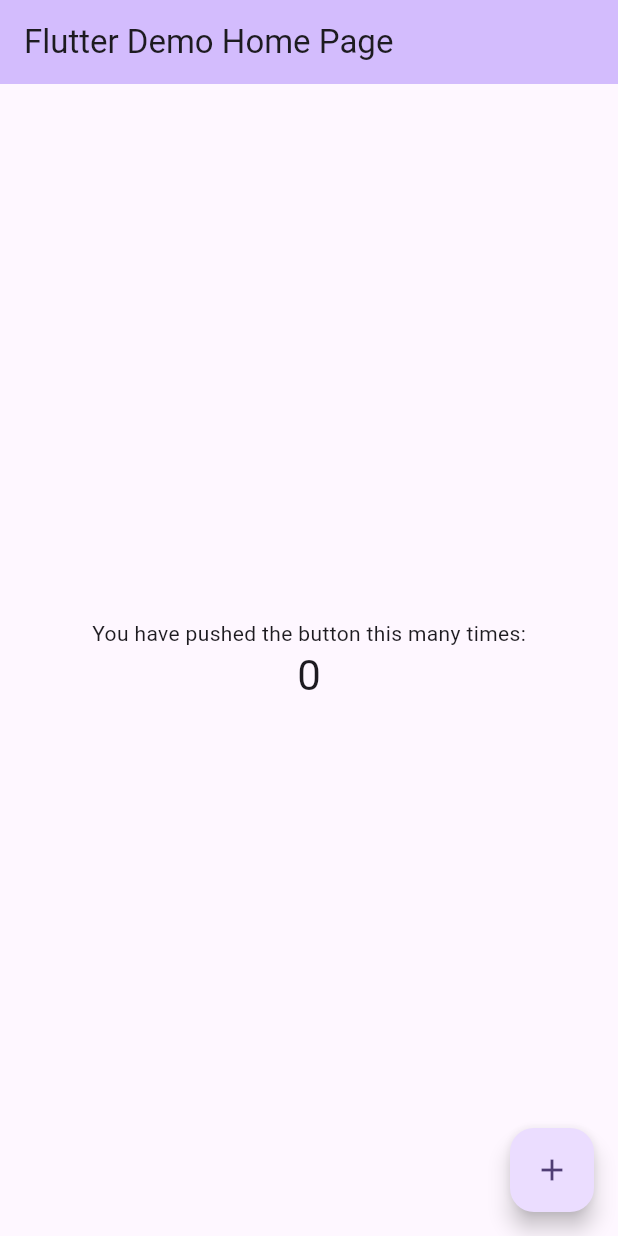
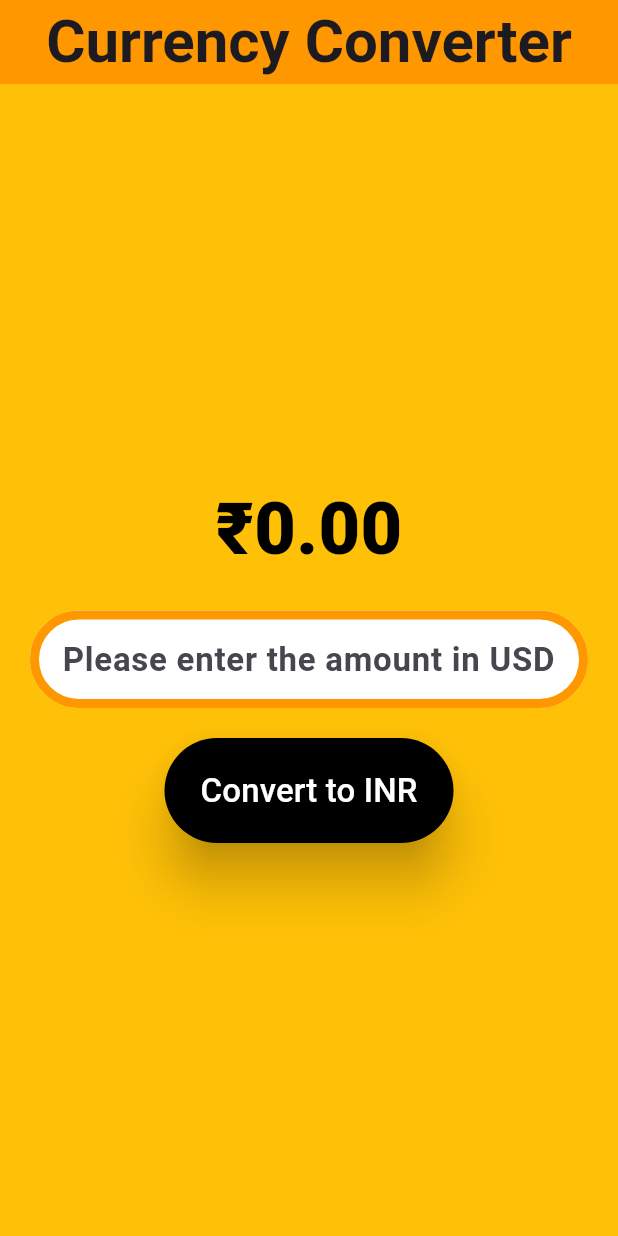
Before and after one commit to Dany1211/Currency-converter-app, a Flutter app: the screen it shows after launch, on a phone screen of 412 x 824 dp. Run offline on Flutter 3.47's test engine with Material 3 defaults, Android fonts, the phone set to English and light mode, and no system bars.

Commit message:
completed the currency converter USD to INR

```diff
--- /dev/null
+++ b/lib/currency_converter.dart
@@ -0,0 +1,106 @@
+import 'package:flutter/foundation.dart';
+import 'package:flutter/material.dart';
+
+class CurrencyConverter extends StatefulWidget {
+  const CurrencyConverter({super.key});
+
+  @override
+  State<CurrencyConverter> createState() {
+    if (kDebugMode) {
+      print("createState called");
+    }
+    return _CurrencyConverterState();
+  }
+}
+
+class _CurrencyConverterState extends State<CurrencyConverter> {
+  double result = 0;
+  final TextEditingController textEditingController = TextEditingController();
+
+  void convertCurrency() {
+    setState(() {
+      double enteredAmount = double.tryParse(textEditingController.text) ?? 0;
+      result = enteredAmount * 84; // Convert USD to INR (1 USD = 84 INR)
+    });
+  }
+
+  @override
+  Widget build(BuildContext context) {
+    const border = OutlineInputBorder(
+      borderSide: BorderSide(
+        color: Colors.orange,
+        width: 6.0,
+        style: BorderStyle.solid,
+      ),
+      borderRadius: BorderRadius.all(Radius.circular(50)),
+    );
+
+    return Scaffold(
+      backgroundColor: Colors.amber,
+      appBar: AppBar(
+        backgroundColor: Colors.orange,
+        title: const Text(
+          "Currency Converter",
+          style: TextStyle(
+            fontSize: 40,
+            fontWeight: FontWeight.w700,
+          ),
+        ),
+        centerTitle: true,
+      ),
+      body: Center(
+        child: Column(
+          mainAxisAlignment: MainAxisAlignment.center,
+          crossAxisAlignment: CrossAxisAlignment.center,
+          children: [
+            Text(
+              '₹${result.toStringAsFixed(2)}', // Display the converted amount in INR
+              style: const TextStyle(
+                fontSize: 48,
+                fontWeight: FontWeight.w900,
+                color: Colors.black,
+              ),
+            ),
+            Padding(
+              padding: const EdgeInsets.all(20.0),
+              child: TextField(
+                controller: textEditingController,
+                style: const TextStyle(
+                  color: Colors.black,
+                  fontWeight: FontWeight.w600,
+                  fontSize: 22,
+                ),
+                keyboardType: TextInputType.number,
+                decoration: const InputDecoration(
+                  hintText: "Please enter the amount in USD",
+                  filled: true,
+                  fillColor: Colors.white,
+                  focusedBorder: border,
+                  enabledBorder: border,
+                ),
+                textAlign: TextAlign.center,
+              ),
+            ),
+            // adding a button
+            ElevatedButton(
+              onPressed: convertCurrency, // Calls conversion function
+              style: ElevatedButton.styleFrom(
+                elevation: 15.0,
+                backgroundColor: Colors.black,
+                foregroundColor: Colors.white,
+                minimumSize: const Size(170, 70),
+              ),
+              child: const Text(
+                "Convert to INR",
+                style: TextStyle(
+                  color: Colors.white,
+                  fontSize: 22,
+                ),
+              ),
+            ),
+          ],
+        ),
+      ),
+    );
+  }
+}
--- a/lib/main.dart
+++ b/lib/main.dart
@@ -1,125 +1,15 @@
+import './currency_converter.dart';
 import 'package:flutter/material.dart';
 
 void main() {
-  runApp(const MyApp());
+  runApp(MyApp());
 }
 
 class MyApp extends StatelessWidget {
-  const MyApp({super.key});
-
-  // This widget is the root of your application.
   @override
   Widget build(BuildContext context) {
-    return MaterialApp(
-      title: 'Flutter Demo',
-      theme: ThemeData(
-        // This is the theme of your application.
-        //
-        // TRY THIS: Try running your application with "flutter run". You'll see
-        // the application has a purple toolbar. Then, without quitting the app,
-        // try changing the seedColor in the colorScheme below to Colors.green
-        // and then invoke "hot reload" (save your changes or press the "hot
-        // reload" button in a Flutter-supported IDE, or press "r" if you used
-        // the command line to start the app).
-        //
-        // Notice that the counter didn't reset back to zero; the application
-        // state is not lost during the reload. To reset the state, use hot
-        // restart instead.
-        //
-        // This works for code too, not just values: Most code changes can be
-        // tested with just a hot reload.
-        colorScheme: ColorScheme.fromSeed(seedColor: Colors.deepPurple),
-        useMaterial3: true,
-      ),
-      home: const MyHomePage(title: 'Flutter Demo Home Page'),
+    return const MaterialApp(
+      home:CurrencyConverter(),
     );
   }
 }
-
-class MyHomePage extends StatefulWidget {
-  const MyHomePage({super.key, required this.title});
-
-  // This widget is the home page of your application. It is stateful, meaning
-  // that it has a State object (defined below) that contains fields that affect
-  // how it looks.
-
-  // This class is the configuration for the state. It holds the values (in this
-  // case the title) provided by the parent (in this case the App widget) and
-  // used by the build method of the State. Fields in a Widget subclass are
-  // always marked "final".
-
-  final String title;
-
-  @override
-  State<MyHomePage> createState() => _MyHomePageState();
-}
-
-class _MyHomePageState extends State<MyHomePage> {
-  int _counter = 0;
-
-  void _incrementCounter() {
-    setState(() {
-      // This call to setState tells the Flutter framework that something has
-      // changed in this State, which causes it to rerun the build method below
-      // so that the display can reflect the updated values. If we changed
-      // _counter without calling setState(), then the build method would not be
-      // called again, and so nothing would appear to happen.
-      _counter++;
-    });
-  }
-
-  @override
-  Widget build(BuildContext context) {
-    // This method is rerun every time setState is called, for instance as done
-    // by the _incrementCounter method above.
-    //
-    // The Flutter framework has been optimized to make rerunning build methods
-    // fast, so that you can just rebuild anything that needs updating rather
-    // than having to individually change instances of widgets.
-    return Scaffold(
-      appBar: AppBar(
-        // TRY THIS: Try changing the color here to a specific color (to
-        // Colors.amber, perhaps?) and trigger a hot reload to see the AppBar
-        // change color while the other colors stay the same.
-        backgroundColor: Theme.of(context).colorScheme.inversePrimary,
-        // Here we take the value from the MyHomePage object that was created by
-        // the App.build method, and use it to set our appbar title.
-        title: Text(widget.title),
-      ),
-      body: Center(
-        // Center is a layout widget. It takes a single child and positions it
-        // in the middle of the parent.
-        child: Column(
-          // Column is also a layout widget. It takes a list of children and
-          // arranges them vertically. By default, it sizes itself to fit its
-          // children horizontally, and tries to be as tall as its parent.
-          //
-          // Column has various properties to control how it sizes itself and
-          // how it positions its children. Here we use mainAxisAlignment to
-          // center the children vertically; the main axis here is the vertical
-          // axis because Columns are vertical (the cross axis would be
-          // horizontal).
-          //
-          // TRY THIS: Invoke "debug painting" (choose the "Toggle Debug Paint"
-          // action in the IDE, or press "p" in the console), to see the
-          // wireframe for each widget.
-          mainAxisAlignment: MainAxisAlignment.center,
-          children: <Widget>[
-            const Text(
-              'You have pushed the button this many times:',
-            ),
-            Text(
-              '$_counter',
-              style: Theme.of(context).textTheme.headlineMedium,
-            ),
-          ],
-        ),
-      ),
-      floatingActionButton: FloatingActionButton(
-        onPressed: _incrementCounter,
-        tooltip: 'Increment',
-        child: const Icon(Icons.add),
-      ), // This trailing comma makes auto-formatting nicer for build methods.
-    );
-  }
-}
--- a/pubspec.yaml
+++ b/pubspec.yaml
@@ -1,4 +1,4 @@
-name: calculator_app
+name: currency_app
 description: "A new Flutter project."
 # The following line prevents the package from being accidentally published to
 # pub.dev using `flutter pub publish`. This is preferred for private packages.
```
Also changed, not shown: 1 other file.
